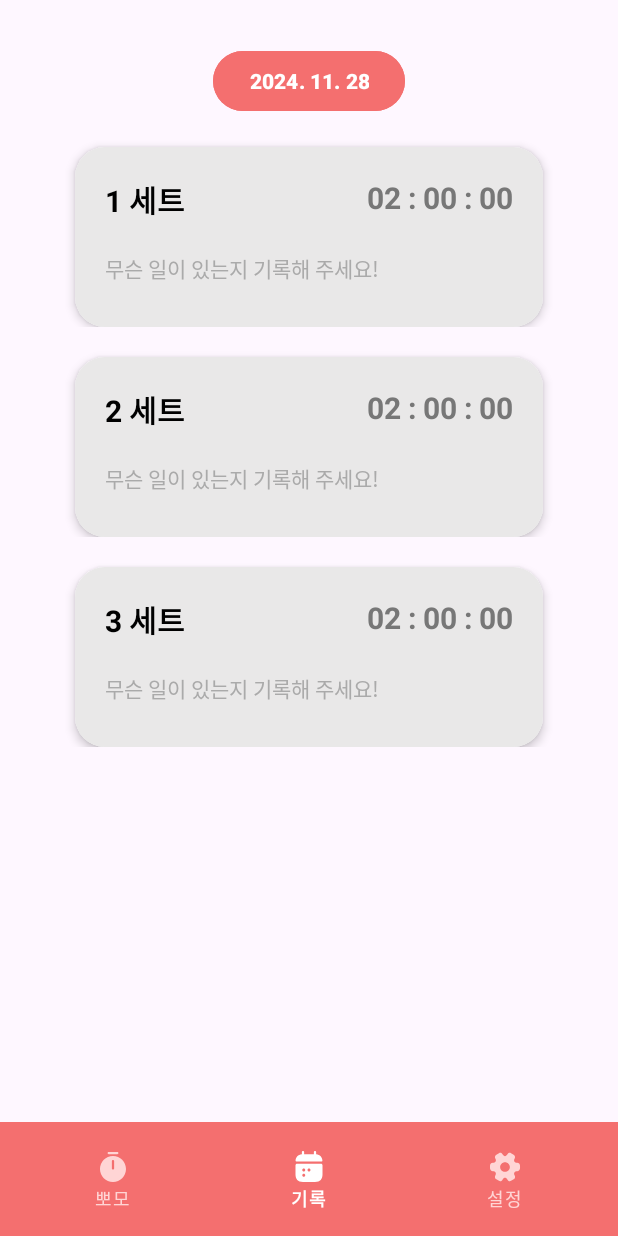
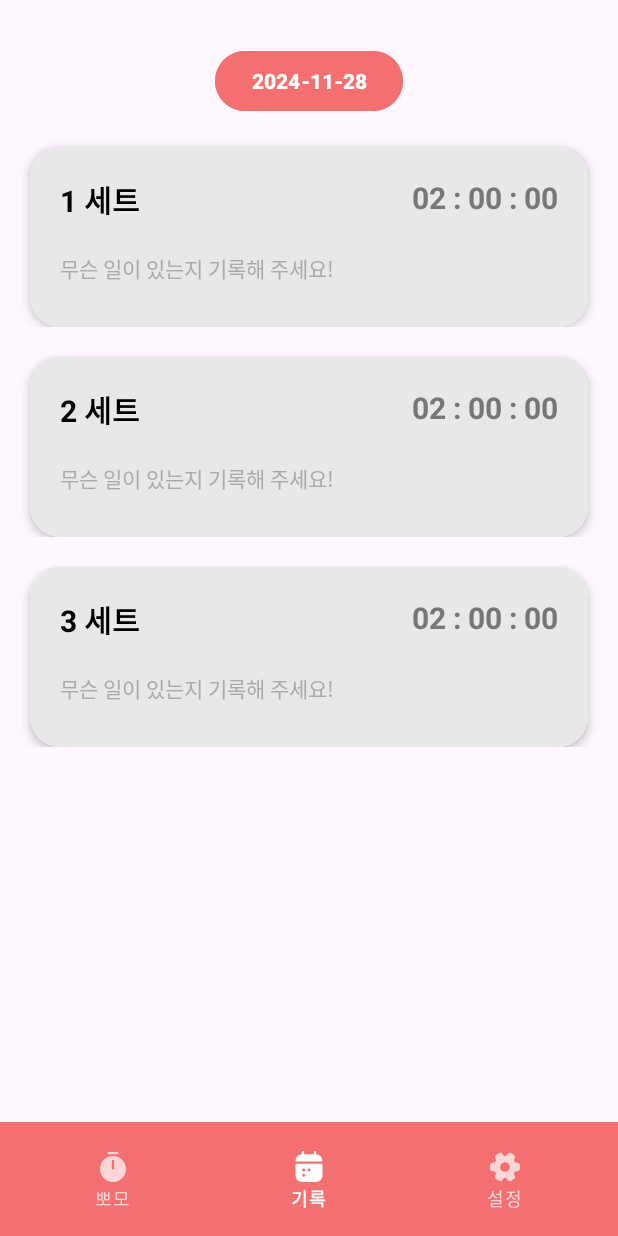
Before and after one commit to Haneol/pomodoro-app, an Android app: the TrackFragment screen opened through its navigation route, on a phone screen of 412 x 824 dp. Run offline under Robolectric (Android 15) with nearby library versions, the phone set to English and light mode, and no system bars; our stand-ins replace navigation-ui.

Commit message:
[develop] feat: track item, date picker 합병

```diff
--- a/app/src/main/java/com/example/pomodoro/main/track/TrackFragment.kt
+++ b/app/src/main/java/com/example/pomodoro/main/track/TrackFragment.kt
@@ -7,6 +7,7 @@
 import android.view.ViewGroup
 import androidx.fragment.app.Fragment
 import androidx.recyclerview.widget.LinearLayoutManager
+import com.example.pomodoro.R
 import com.example.pomodoro.adapter.TrackSetAdapter
 import com.example.pomodoro.data.TrackSetData
 import com.example.pomodoro.databinding.FragmentTrackBinding
@@ -34,7 +35,7 @@
         super.onViewCreated(view, savedInstanceState)
 
         setupRecyclerView()
-        // 테스트용 데이터 생성
+        setupDateButton()  // 날짜 버튼 설정 추가
         loadTestData()
     }
 
@@ -42,6 +43,22 @@
         binding.recyclerView.apply {
             adapter = trackSetAdapter
             layoutManager = LinearLayoutManager(requireContext())
+        }
+    }
+
+    private fun setupDateButton() {
+        // 오늘 날짜를 버튼에 표시
+        updateDateButton()
+
+        // 날짜 선택 버튼 클릭 리스너
+        binding.dateButton.setOnClickListener {
+            showDatePickerDialog()
+        }
+
+        // 버튼 꾹 누를 시 오늘 날짜로 초기화
+        binding.dateButton.setOnLongClickListener {
+            resetToToday() // 오늘 날짜로 초기화
+            true // 이벤트 소비 표시
         }
     }
 
@@ -57,26 +74,7 @@
 
     override fun onDestroyView() {
         super.onDestroyView()
-        _binding = null
-
-        // 오늘 날짜를 버튼에 표시
-        updateDateButton()
-
-        // 날짜 선택 버튼 클릭 리스너
-        binding.dateButton.setOnClickListener {
-            showDatePickerDialog()
-        }
-
-        // 버튼 꾹 누를 시 오늘 날짜로 초기화
-        binding.dateButton.setOnLongClickListener {
-            resetToToday() // 오늘 날짜로 초기화
-            true // 이벤트 소비 표시
-        }
-    }
-
-    override fun onDestroyView() {
-        super.onDestroyView()
-        _binding = null
+        _binding = null  // binding null 처리만 남김
     }
 
     // 날짜 선택 대화상자 표시
@@ -100,7 +98,8 @@
 
         // 오늘 날짜 기준으로 6개월(180일) 캘린더 제한 설정
         val today = Calendar.getInstance()
-        datePickerDialog.datePicker.minDate = today.timeInMillis - 180L * 24 * 60 * 60 * 1000 // 180일 전
+        datePickerDialog.datePicker.minDate =
+            today.timeInMillis - 180L * 24 * 60 * 60 * 1000 // 180일 전
         datePickerDialog.datePicker.maxDate = today.timeInMillis
         datePickerDialog.show()
     }
--- a/app/src/main/res/layout/fragment_track.xml
+++ b/app/src/main/res/layout/fragment_track.xml
@@ -3,9 +3,8 @@
     xmlns:tools="http://schemas.android.com/tools"
     android:layout_width="match_parent"
     android:layout_height="match_parent"
-    xmlns:app="http://schemas.android.com/apk/res-auto"
     android:gravity="center_horizontal"
-    android:layout_margin="30dp"
+    android:layout_marginTop="30dp"
     android:orientation="vertical">
 
     <LinearLayout
```
